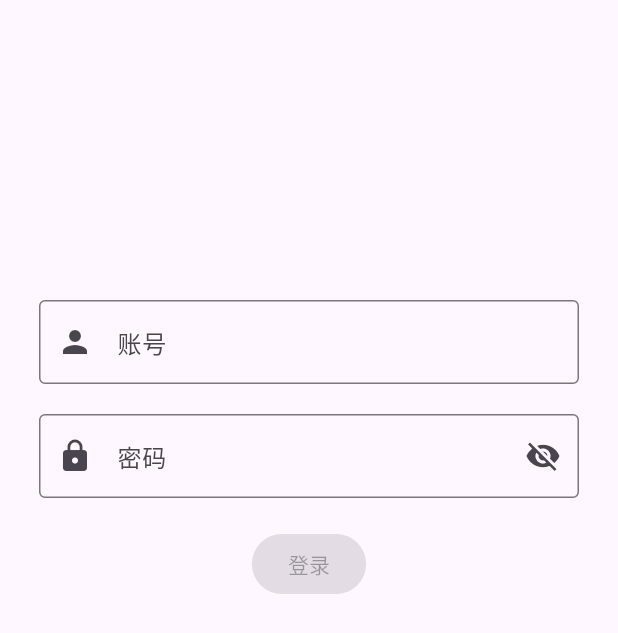
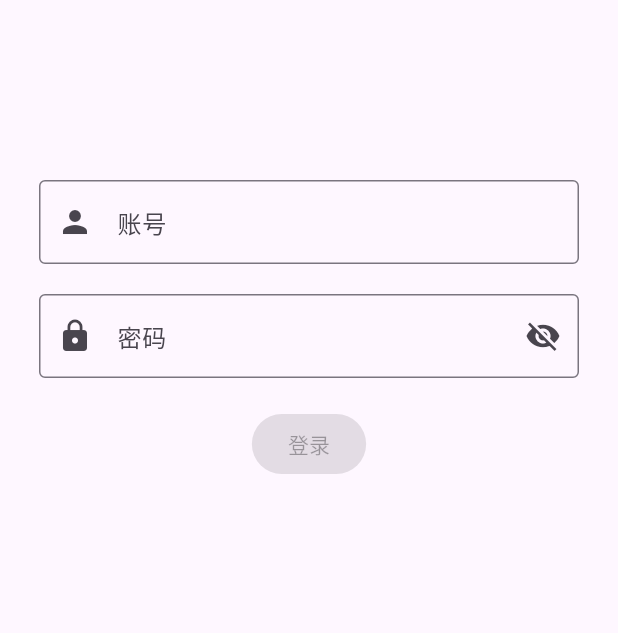
Before and after one commit to raoxwup/haka_comic, a Flutter app: the screen it shows after launch, on a phone screen of 412 x 824 dp. Shown: the top 633 px of the screen. Run offline on Flutter 3.47's test engine with Material 3 defaults, Android fonts, the phone set to English and light mode, and no system bars; our stand-ins replace dio, go_router, shared_preferences.

Commit message:
optimized the ui

```diff
--- a/lib/views/login.dart
+++ b/lib/views/login.dart
@@ -68,8 +68,15 @@ class _LoginState extends State<Login> {
 
   @override
   Widget build(BuildContext context) {
+    final top = MediaQuery.of(context).padding.top;
     return Scaffold(
-      body: SingleChildScrollView(child: Center(child: _buildLoginForm())),
+      body: SingleChildScrollView(
+        child: Center(
+          child: Column(
+            children: [SizedBox(height: 100 + top), _buildLoginForm()],
+          ),
+        ),
+      ),
     );
   }
 
@@ -79,7 +86,7 @@ class _LoginState extends State<Login> {
     return ConstrainedBox(
       constraints: const BoxConstraints(maxWidth: 400),
       child: Padding(
-        padding: const EdgeInsets.fromLTRB(20, 200, 20, 0),
+        padding: const EdgeInsets.all(20),
         child: Column(
           spacing: 20,
           children: [
--- a/pubspec.yaml
+++ b/pubspec.yaml
@@ -28,8 +28,9 @@ flutter:
   uses-material-design: true
 
   # To add assets to your application, add an assets section, like this:
-  # assets:
-  #   - images/a_dot_burr.jpeg
+  assets:
+    - assets/icons/splash/splash-icon-dark.png
+    - assets/icons/splash/splash-icon-light.png
   #   - images/a_dot_ham.jpeg
 
   # An image asset can refer to one or more resolution-specific "variants", see
```
